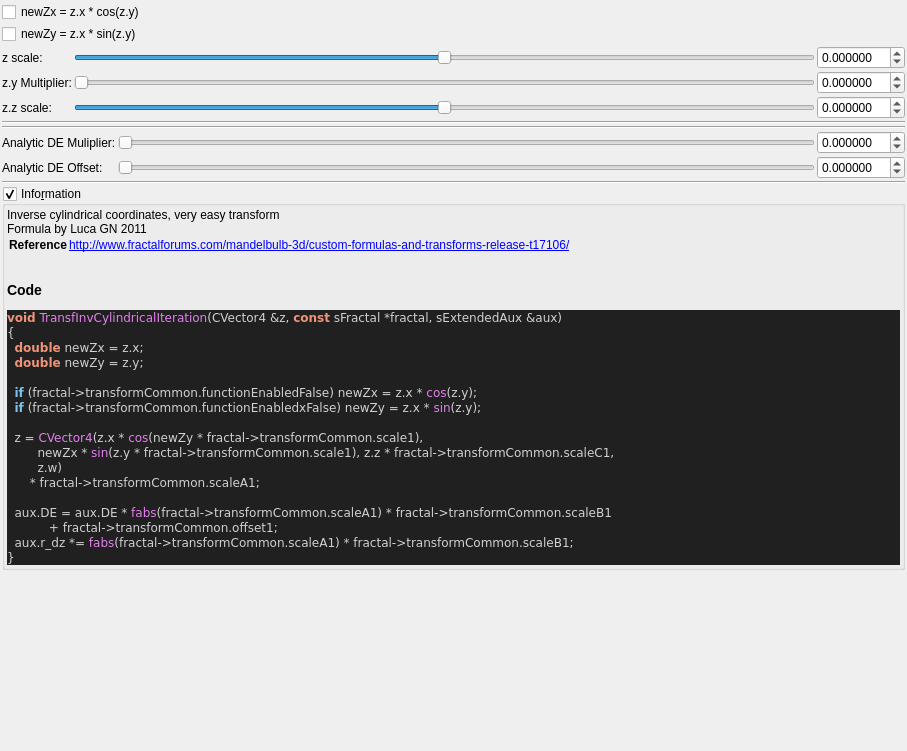
Old version of the form mandelbulber2/formula/ui/fractal_transf_inv_cylindrical.ui in the repository buddhi1980/mandelbulber2.
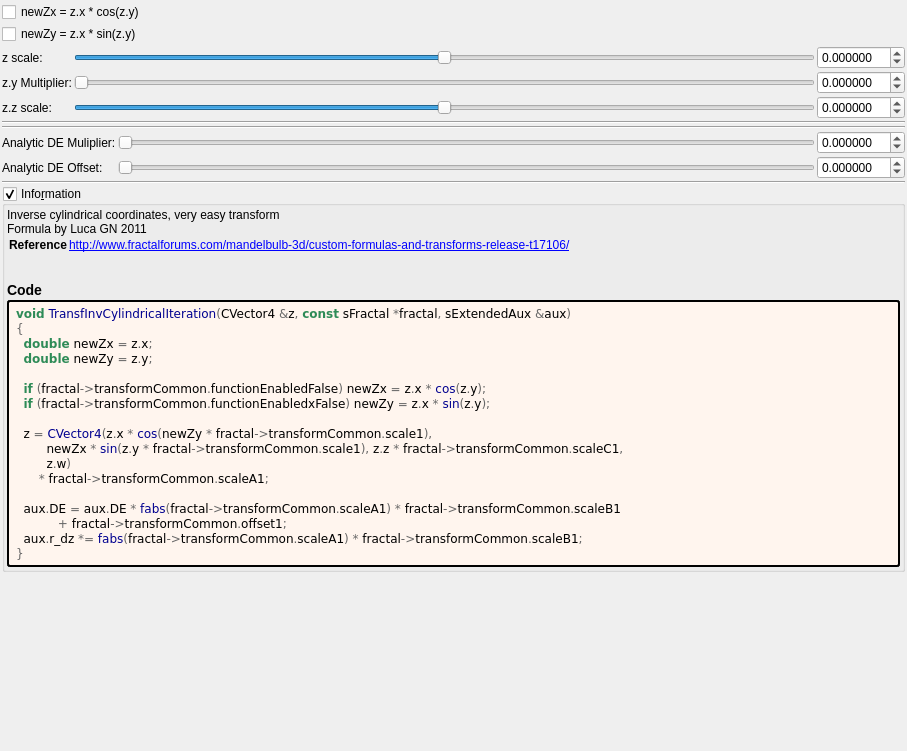
New version of the form. Custom widgets are drawn as their Qt base class.

Patch:
```diff
--- a/mandelbulber2/formula/ui/fractal_transf_inv_cylindrical.ui
+++ b/mandelbulber2/formula/ui/fractal_transf_inv_cylindrical.ui
@@ -427,31 +427,46 @@
        <number>2</number>
       </property>
       <item>
-       <widget class="QLabel" name="label_code_content">
+	   <widget class="QLabel" name="label_information_general">
         <property name="text">
          <string notr="true">&lt;p&gt;Inverse cylindrical coordinates, very easy transform&lt;br&gt;Formula by Luca GN 2011&lt;/p&gt;&lt;table&gt;
 &lt;tr&gt;&lt;th&gt;Reference&lt;/th&gt;&lt;td&gt;&lt;a href=&quot;http://www.fractalforums.com/mandelbulb-3d/custom-formulas-and-transforms-release-t17106/&quot;&gt;http://www.fractalforums.com/mandelbulb-3d/custom-formulas-and-transforms-release-t17106/&lt;br&gt;
 &lt;/td&gt;&lt;/tr&gt;
 &lt;/table&gt;
-&lt;h3&gt;Code&lt;/h3&gt;
-&lt;body style=&quot;background-color:#202020&quot;&gt;
-&lt;pre style=&quot;color:#d0d0d0; background-color:#202020;  font-family:'Courier New',monospace;&quot;&gt;&lt;span style=&quot;color:#f09479; font-weight:bold&quot;&gt;void&lt;/span&gt; &lt;span style=&quot;color:#e47eed&quot;&gt;TransfInvCylindricalIteration&lt;/span&gt;&lt;span style=&quot;color:#d0d0d0&quot;&gt;(&lt;/span&gt;CVector4 &lt;span style=&quot;color:#d0d0d0&quot;&gt;&amp;amp;&lt;/span&gt;z&lt;span style=&quot;color:#d0d0d0&quot;&gt;,&lt;/span&gt; &lt;span style=&quot;color:#f09479; font-weight:bold&quot;&gt;const&lt;/span&gt; sFractal &lt;span style=&quot;color:#d0d0d0&quot;&gt;*&lt;/span&gt;fractal&lt;span style=&quot;color:#d0d0d0&quot;&gt;,&lt;/span&gt; sExtendedAux &lt;span style=&quot;color:#d0d0d0&quot;&gt;&amp;amp;&lt;/span&gt;aux&lt;span style=&quot;color:#d0d0d0&quot;&gt;)&lt;/span&gt;
-&lt;span style=&quot;color:#d0d0d0&quot;&gt;{&lt;/span&gt;
-  &lt;span style=&quot;color:#f09479; font-weight:bold&quot;&gt;double&lt;/span&gt; newZx &lt;span style=&quot;color:#d0d0d0&quot;&gt;=&lt;/span&gt; z&lt;span style=&quot;color:#d0d0d0&quot;&gt;.&lt;/span&gt;x&lt;span style=&quot;color:#d0d0d0&quot;&gt;;&lt;/span&gt;
-  &lt;span style=&quot;color:#f09479; font-weight:bold&quot;&gt;double&lt;/span&gt; newZy &lt;span style=&quot;color:#d0d0d0&quot;&gt;=&lt;/span&gt; z&lt;span style=&quot;color:#d0d0d0&quot;&gt;.&lt;/span&gt;y&lt;span style=&quot;color:#d0d0d0&quot;&gt;;&lt;/span&gt;
+&lt;h3&gt;Code&lt;/h3&gt;</string>
+		</property>
+		<property name="wordWrap">
+		 <bool>true</bool>
+		</property>
+		<property name="openExternalLinks">
+		 <bool>true</bool>
+		</property>
+		<property name="textInteractionFlags">
+		 <set>Qt::LinksAccessibleByMouse|Qt::TextSelectableByMouse</set>
+		</property>
+		</widget>
+	   </item>
+	   <item>
+	    <widget class="QLabel" name="label_code_content">
+		 <property name="text">
+		  <string notr="true">&lt;body style=&quot;background-color:#fff5ee&quot;&gt;
+&lt;pre style=&quot;color:#000000; background-color:#fff5ee;  font-family:'Courier New',monospace;&quot;&gt;&lt;span style=&quot;color:#2e8b57; font-weight:bold&quot;&gt;void&lt;/span&gt; &lt;span style=&quot;color:#00008f&quot;&gt;TransfInvCylindricalIteration&lt;/span&gt;&lt;span style=&quot;color:#676767&quot;&gt;(&lt;/span&gt;CVector4 &lt;span style=&quot;color:#676767&quot;&gt;&amp;amp;&lt;/span&gt;z&lt;span style=&quot;color:#676767&quot;&gt;,&lt;/span&gt; &lt;span style=&quot;color:#2e8b57; font-weight:bold&quot;&gt;const&lt;/span&gt; sFractal &lt;span style=&quot;color:#676767&quot;&gt;*&lt;/span&gt;fractal&lt;span style=&quot;color:#676767&quot;&gt;,&lt;/span&gt; sExtendedAux &lt;span style=&quot;color:#676767&quot;&gt;&amp;amp;&lt;/span&gt;aux&lt;span style=&quot;color:#676767&quot;&gt;)&lt;/span&gt;
+&lt;span style=&quot;color:#676767&quot;&gt;{&lt;/span&gt;
+  &lt;span style=&quot;color:#2e8b57; font-weight:bold&quot;&gt;double&lt;/span&gt; newZx &lt;span style=&quot;color:#676767&quot;&gt;=&lt;/span&gt; z&lt;span style=&quot;color:#676767&quot;&gt;.&lt;/span&gt;x&lt;span style=&quot;color:#676767&quot;&gt;;&lt;/span&gt;
+  &lt;span style=&quot;color:#2e8b57; font-weight:bold&quot;&gt;double&lt;/span&gt; newZy &lt;span style=&quot;color:#676767&quot;&gt;=&lt;/span&gt; z&lt;span style=&quot;color:#676767&quot;&gt;.&lt;/span&gt;y&lt;span style=&quot;color:#676767&quot;&gt;;&lt;/span&gt;
 
-  &lt;span style=&quot;color:#7ec0ee; font-weight:bold&quot;&gt;if&lt;/span&gt; &lt;span style=&quot;color:#d0d0d0&quot;&gt;(&lt;/span&gt;fractal&lt;span style=&quot;color:#d0d0d0&quot;&gt;-&amp;gt;&lt;/span&gt;transformCommon&lt;span style=&quot;color:#d0d0d0&quot;&gt;.&lt;/span&gt;functionEnabledFalse&lt;span style=&quot;color:#d0d0d0&quot;&gt;)&lt;/span&gt; newZx &lt;span style=&quot;color:#d0d0d0&quot;&gt;=&lt;/span&gt; z&lt;span style=&quot;color:#d0d0d0&quot;&gt;.&lt;/span&gt;x &lt;span style=&quot;color:#d0d0d0&quot;&gt;*&lt;/span&gt; &lt;span style=&quot;color:#e47eed&quot;&gt;cos&lt;/span&gt;&lt;span style=&quot;color:#d0d0d0&quot;&gt;(&lt;/span&gt;z&lt;span style=&quot;color:#d0d0d0&quot;&gt;.&lt;/span&gt;y&lt;span style=&quot;color:#d0d0d0&quot;&gt;);&lt;/span&gt;
-  &lt;span style=&quot;color:#7ec0ee; font-weight:bold&quot;&gt;if&lt;/span&gt; &lt;span style=&quot;color:#d0d0d0&quot;&gt;(&lt;/span&gt;fractal&lt;span style=&quot;color:#d0d0d0&quot;&gt;-&amp;gt;&lt;/span&gt;transformCommon&lt;span style=&quot;color:#d0d0d0&quot;&gt;.&lt;/span&gt;functionEnabledxFalse&lt;span style=&quot;color:#d0d0d0&quot;&gt;)&lt;/span&gt; newZy &lt;span style=&quot;color:#d0d0d0&quot;&gt;=&lt;/span&gt; z&lt;span style=&quot;color:#d0d0d0&quot;&gt;.&lt;/span&gt;x &lt;span style=&quot;color:#d0d0d0&quot;&gt;*&lt;/span&gt; &lt;span style=&quot;color:#e47eed&quot;&gt;sin&lt;/span&gt;&lt;span style=&quot;color:#d0d0d0&quot;&gt;(&lt;/span&gt;z&lt;span style=&quot;color:#d0d0d0&quot;&gt;.&lt;/span&gt;y&lt;span style=&quot;color:#d0d0d0&quot;&gt;);&lt;/span&gt;
+  &lt;span style=&quot;color:#2e8b57; font-weight:bold&quot;&gt;if&lt;/span&gt; &lt;span style=&quot;color:#676767&quot;&gt;(&lt;/span&gt;fractal&lt;span style=&quot;color:#676767&quot;&gt;-&amp;gt;&lt;/span&gt;transformCommon&lt;span style=&quot;color:#676767&quot;&gt;.&lt;/span&gt;functionEnabledFalse&lt;span style=&quot;color:#676767&quot;&gt;)&lt;/span&gt; newZx &lt;span style=&quot;color:#676767&quot;&gt;=&lt;/span&gt; z&lt;span style=&quot;color:#676767&quot;&gt;.&lt;/span&gt;x &lt;span style=&quot;color:#676767&quot;&gt;*&lt;/span&gt; &lt;span style=&quot;color:#00008f&quot;&gt;cos&lt;/span&gt;&lt;span style=&quot;color:#676767&quot;&gt;(&lt;/span&gt;z&lt;span style=&quot;color:#676767&quot;&gt;.&lt;/span&gt;y&lt;span style=&quot;color:#676767&quot;&gt;);&lt;/span&gt;
+  &lt;span style=&quot;color:#2e8b57; font-weight:bold&quot;&gt;if&lt;/span&gt; &lt;span style=&quot;color:#676767&quot;&gt;(&lt;/span&gt;fractal&lt;span style=&quot;color:#676767&quot;&gt;-&amp;gt;&lt;/span&gt;transformCommon&lt;span style=&quot;color:#676767&quot;&gt;.&lt;/span&gt;functionEnabledxFalse&lt;span style=&quot;color:#676767&quot;&gt;)&lt;/span&gt; newZy &lt;span style=&quot;color:#676767&quot;&gt;=&lt;/span&gt; z&lt;span style=&quot;color:#676767&quot;&gt;.&lt;/span&gt;x &lt;span style=&quot;color:#676767&quot;&gt;*&lt;/span&gt; &lt;span style=&quot;color:#00008f&quot;&gt;sin&lt;/span&gt;&lt;span style=&quot;color:#676767&quot;&gt;(&lt;/span&gt;z&lt;span style=&quot;color:#676767&quot;&gt;.&lt;/span&gt;y&lt;span style=&quot;color:#676767&quot;&gt;);&lt;/span&gt;
 
-  z &lt;span style=&quot;color:#d0d0d0&quot;&gt;=&lt;/span&gt; &lt;span style=&quot;color:#e47eed&quot;&gt;CVector4&lt;/span&gt;&lt;span style=&quot;color:#d0d0d0&quot;&gt;(&lt;/span&gt;z&lt;span style=&quot;color:#d0d0d0&quot;&gt;.&lt;/span&gt;x &lt;span style=&quot;color:#d0d0d0&quot;&gt;*&lt;/span&gt; &lt;span style=&quot;color:#e47eed&quot;&gt;cos&lt;/span&gt;&lt;span style=&quot;color:#d0d0d0&quot;&gt;(&lt;/span&gt;newZy &lt;span style=&quot;color:#d0d0d0&quot;&gt;*&lt;/span&gt; fractal&lt;span style=&quot;color:#d0d0d0&quot;&gt;-&amp;gt;&lt;/span&gt;transformCommon&lt;span style=&quot;color:#d0d0d0&quot;&gt;.&lt;/span&gt;scale1&lt;span style=&quot;color:#d0d0d0&quot;&gt;),&lt;/span&gt;
-        newZx &lt;span style=&quot;color:#d0d0d0&quot;&gt;*&lt;/span&gt; &lt;span style=&quot;color:#e47eed&quot;&gt;sin&lt;/span&gt;&lt;span style=&quot;color:#d0d0d0&quot;&gt;(&lt;/span&gt;z&lt;span style=&quot;color:#d0d0d0&quot;&gt;.&lt;/span&gt;y &lt;span style=&quot;color:#d0d0d0&quot;&gt;*&lt;/span&gt; fractal&lt;span style=&quot;color:#d0d0d0&quot;&gt;-&amp;gt;&lt;/span&gt;transformCommon&lt;span style=&quot;color:#d0d0d0&quot;&gt;.&lt;/span&gt;scale1&lt;span style=&quot;color:#d0d0d0&quot;&gt;),&lt;/span&gt; z&lt;span style=&quot;color:#d0d0d0&quot;&gt;.&lt;/span&gt;z &lt;span style=&quot;color:#d0d0d0&quot;&gt;*&lt;/span&gt; fractal&lt;span style=&quot;color:#d0d0d0&quot;&gt;-&amp;gt;&lt;/span&gt;transformCommon&lt;span style=&quot;color:#d0d0d0&quot;&gt;.&lt;/span&gt;scaleC1&lt;span style=&quot;color:#d0d0d0&quot;&gt;,&lt;/span&gt;
-        z&lt;span style=&quot;color:#d0d0d0&quot;&gt;.&lt;/span&gt;w&lt;span style=&quot;color:#d0d0d0&quot;&gt;)&lt;/span&gt;
-      &lt;span style=&quot;color:#d0d0d0&quot;&gt;*&lt;/span&gt; fractal&lt;span style=&quot;color:#d0d0d0&quot;&gt;-&amp;gt;&lt;/span&gt;transformCommon&lt;span style=&quot;color:#d0d0d0&quot;&gt;.&lt;/span&gt;scaleA1&lt;span style=&quot;color:#d0d0d0&quot;&gt;;&lt;/span&gt;
+  z &lt;span style=&quot;color:#676767&quot;&gt;=&lt;/span&gt; &lt;span style=&quot;color:#00008f&quot;&gt;CVector4&lt;/span&gt;&lt;span style=&quot;color:#676767&quot;&gt;(&lt;/span&gt;z&lt;span style=&quot;color:#676767&quot;&gt;.&lt;/span&gt;x &lt;span style=&quot;color:#676767&quot;&gt;*&lt;/span&gt; &lt;span style=&quot;color:#00008f&quot;&gt;cos&lt;/span&gt;&lt;span style=&quot;color:#676767&quot;&gt;(&lt;/span&gt;newZy &lt;span style=&quot;color:#676767&quot;&gt;*&lt;/span&gt; fractal&lt;span style=&quot;color:#676767&quot;&gt;-&amp;gt;&lt;/span&gt;transformCommon&lt;span style=&quot;color:#676767&quot;&gt;.&lt;/span&gt;scale1&lt;span style=&quot;color:#676767&quot;&gt;),&lt;/span&gt;
+        newZx &lt;span style=&quot;color:#676767&quot;&gt;*&lt;/span&gt; &lt;span style=&quot;color:#00008f&quot;&gt;sin&lt;/span&gt;&lt;span style=&quot;color:#676767&quot;&gt;(&lt;/span&gt;z&lt;span style=&quot;color:#676767&quot;&gt;.&lt;/span&gt;y &lt;span style=&quot;color:#676767&quot;&gt;*&lt;/span&gt; fractal&lt;span style=&quot;color:#676767&quot;&gt;-&amp;gt;&lt;/span&gt;transformCommon&lt;span style=&quot;color:#676767&quot;&gt;.&lt;/span&gt;scale1&lt;span style=&quot;color:#676767&quot;&gt;),&lt;/span&gt; z&lt;span style=&quot;color:#676767&quot;&gt;.&lt;/span&gt;z &lt;span style=&quot;color:#676767&quot;&gt;*&lt;/span&gt; fractal&lt;span style=&quot;color:#676767&quot;&gt;-&amp;gt;&lt;/span&gt;transformCommon&lt;span style=&quot;color:#676767&quot;&gt;.&lt;/span&gt;scaleC1&lt;span style=&quot;color:#676767&quot;&gt;,&lt;/span&gt;
+        z&lt;span style=&quot;color:#676767&quot;&gt;.&lt;/span&gt;w&lt;span style=&quot;color:#676767&quot;&gt;)&lt;/span&gt;
+      &lt;span style=&quot;color:#676767&quot;&gt;*&lt;/span&gt; fractal&lt;span style=&quot;color:#676767&quot;&gt;-&amp;gt;&lt;/span&gt;transformCommon&lt;span style=&quot;color:#676767&quot;&gt;.&lt;/span&gt;scaleA1&lt;span style=&quot;color:#676767&quot;&gt;;&lt;/span&gt;
 
-  aux&lt;span style=&quot;color:#d0d0d0&quot;&gt;.&lt;/span&gt;DE &lt;span style=&quot;color:#d0d0d0&quot;&gt;=&lt;/span&gt; aux&lt;span style=&quot;color:#d0d0d0&quot;&gt;.&lt;/span&gt;DE &lt;span style=&quot;color:#d0d0d0&quot;&gt;*&lt;/span&gt; &lt;span style=&quot;color:#e47eed&quot;&gt;fabs&lt;/span&gt;&lt;span style=&quot;color:#d0d0d0&quot;&gt;(&lt;/span&gt;fractal&lt;span style=&quot;color:#d0d0d0&quot;&gt;-&amp;gt;&lt;/span&gt;transformCommon&lt;span style=&quot;color:#d0d0d0&quot;&gt;.&lt;/span&gt;scaleA1&lt;span style=&quot;color:#d0d0d0&quot;&gt;) *&lt;/span&gt; fractal&lt;span style=&quot;color:#d0d0d0&quot;&gt;-&amp;gt;&lt;/span&gt;transformCommon&lt;span style=&quot;color:#d0d0d0&quot;&gt;.&lt;/span&gt;scaleB1
-           &lt;span style=&quot;color:#d0d0d0&quot;&gt;+&lt;/span&gt; fractal&lt;span style=&quot;color:#d0d0d0&quot;&gt;-&amp;gt;&lt;/span&gt;transformCommon&lt;span style=&quot;color:#d0d0d0&quot;&gt;.&lt;/span&gt;offset1&lt;span style=&quot;color:#d0d0d0&quot;&gt;;&lt;/span&gt;
-  aux&lt;span style=&quot;color:#d0d0d0&quot;&gt;.&lt;/span&gt;r_dz &lt;span style=&quot;color:#d0d0d0&quot;&gt;*=&lt;/span&gt; &lt;span style=&quot;color:#e47eed&quot;&gt;fabs&lt;/span&gt;&lt;span style=&quot;color:#d0d0d0&quot;&gt;(&lt;/span&gt;fractal&lt;span style=&quot;color:#d0d0d0&quot;&gt;-&amp;gt;&lt;/span&gt;transformCommon&lt;span style=&quot;color:#d0d0d0&quot;&gt;.&lt;/span&gt;scaleA1&lt;span style=&quot;color:#d0d0d0&quot;&gt;) *&lt;/span&gt; fractal&lt;span style=&quot;color:#d0d0d0&quot;&gt;-&amp;gt;&lt;/span&gt;transformCommon&lt;span style=&quot;color:#d0d0d0&quot;&gt;.&lt;/span&gt;scaleB1&lt;span style=&quot;color:#d0d0d0&quot;&gt;;&lt;/span&gt;
-&lt;span style=&quot;color:#d0d0d0&quot;&gt;}&lt;/span&gt;
+  aux&lt;span style=&quot;color:#676767&quot;&gt;.&lt;/span&gt;DE &lt;span style=&quot;color:#676767&quot;&gt;=&lt;/span&gt; aux&lt;span style=&quot;color:#676767&quot;&gt;.&lt;/span&gt;DE &lt;span style=&quot;color:#676767&quot;&gt;*&lt;/span&gt; &lt;span style=&quot;color:#00008f&quot;&gt;fabs&lt;/span&gt;&lt;span style=&quot;color:#676767&quot;&gt;(&lt;/span&gt;fractal&lt;span style=&quot;color:#676767&quot;&gt;-&amp;gt;&lt;/span&gt;transformCommon&lt;span style=&quot;color:#676767&quot;&gt;.&lt;/span&gt;scaleA1&lt;span style=&quot;color:#676767&quot;&gt;) *&lt;/span&gt; fractal&lt;span style=&quot;color:#676767&quot;&gt;-&amp;gt;&lt;/span&gt;transformCommon&lt;span style=&quot;color:#676767&quot;&gt;.&lt;/span&gt;scaleB1
+           &lt;span style=&quot;color:#676767&quot;&gt;+&lt;/span&gt; fractal&lt;span style=&quot;color:#676767&quot;&gt;-&amp;gt;&lt;/span&gt;transformCommon&lt;span style=&quot;color:#676767&quot;&gt;.&lt;/span&gt;offset1&lt;span style=&quot;color:#676767&quot;&gt;;&lt;/span&gt;
+  aux&lt;span style=&quot;color:#676767&quot;&gt;.&lt;/span&gt;r_dz &lt;span style=&quot;color:#676767&quot;&gt;*=&lt;/span&gt; &lt;span style=&quot;color:#00008f&quot;&gt;fabs&lt;/span&gt;&lt;span style=&quot;color:#676767&quot;&gt;(&lt;/span&gt;fractal&lt;span style=&quot;color:#676767&quot;&gt;-&amp;gt;&lt;/span&gt;transformCommon&lt;span style=&quot;color:#676767&quot;&gt;.&lt;/span&gt;scaleA1&lt;span style=&quot;color:#676767&quot;&gt;) *&lt;/span&gt; fractal&lt;span style=&quot;color:#676767&quot;&gt;-&amp;gt;&lt;/span&gt;transformCommon&lt;span style=&quot;color:#676767&quot;&gt;.&lt;/span&gt;scaleB1&lt;span style=&quot;color:#676767&quot;&gt;;&lt;/span&gt;
+&lt;span style=&quot;color:#676767&quot;&gt;}&lt;/span&gt;
 &lt;/pre&gt;
 &lt;/body&gt;</string>
         </property>
@@ -464,6 +479,9 @@
         <property name="textInteractionFlags">
          <set>Qt::LinksAccessibleByMouse|Qt::TextSelectableByMouse</set>
         </property>
+		 <property name="styleSheet">
+		  <string notr="true">border-style: outset; border-width: 2px; border-radius: 3px; border-color: black; background-color: #fff5ee; padding: 4px;</string>
+		  </property>
        </widget>
       </item>
      </layout>
```
Lines whose indentation alone changed are shown as unchanged.
